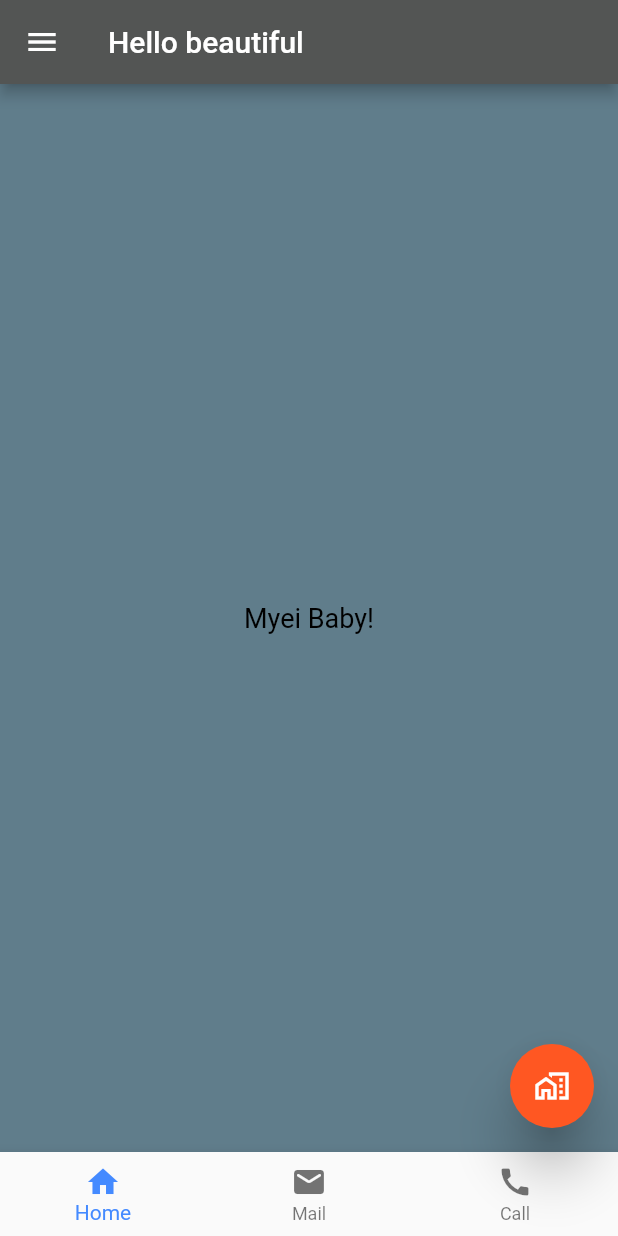
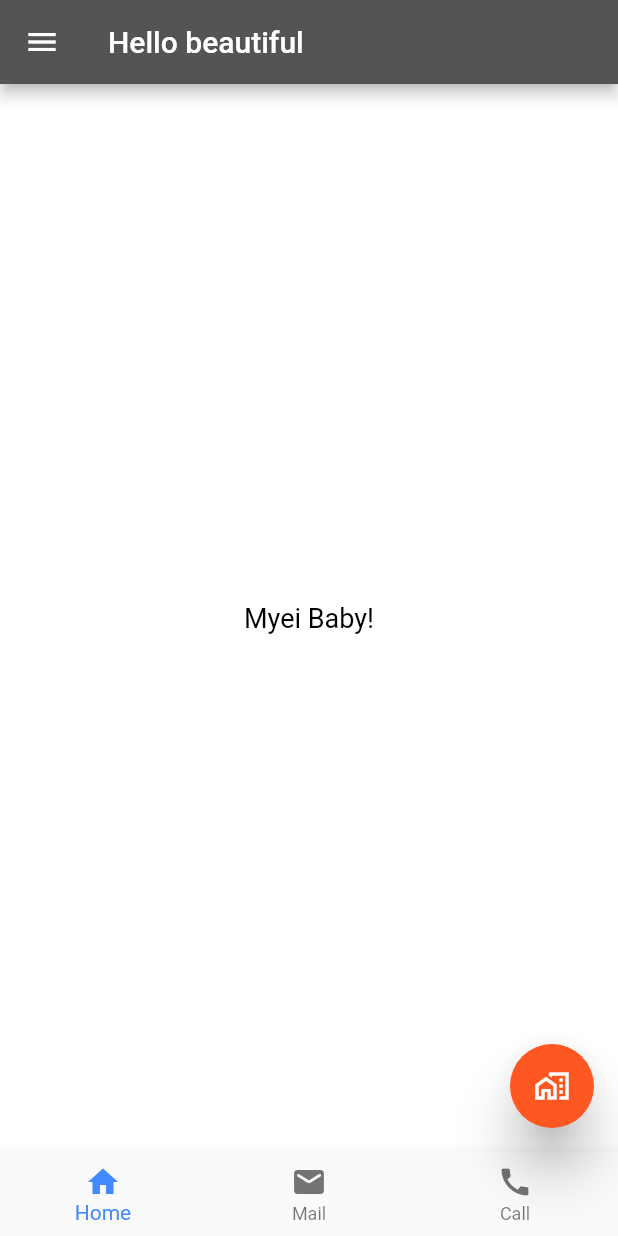
Before and after one commit to Zee-tech-oops/FlutterApp, a Flutter app: the HomePage screen opened directly, on a phone screen of 412 x 824 dp. Run offline on Flutter 3.47's test engine with Material 2 defaults, Android fonts, the phone set to English and light mode, and no system bars; our stand-ins replace google_fonts.

Commit message:
make page more responsive

```diff
--- a/lib/main.dart
+++ b/lib/main.dart
@@ -1,6 +1,7 @@
 import 'package:flutter/material.dart';
 import 'package:flutter_application_2/pages/homePage.dart';
 import 'package:flutter_application_2/pages/loginPage.dart';
+import 'package:flutter_application_2/utils/routes.dart';
 import 'package:google_fonts/google_fonts.dart';
 
 void main() {
@@ -28,7 +29,8 @@ class MyApp extends StatelessWidget {
       initialRoute: "/login",
       routes: {
         "/": ((context) => const HomePage()),
-        "/login":(context) => const LoginPage()
+        MyRouts.loginRout:(context) => const LoginPage(),
+        MyRouts.homeRout:(context) => const HomePage()
       },
 
     );
--- a/lib/pages/homePage.dart
+++ b/lib/pages/homePage.dart
@@ -9,7 +9,7 @@ class HomePage extends StatelessWidget {
       //Properties of Scaffold
 
       //01--> BackGround Color
-      backgroundColor: Colors.blueGrey,
+      backgroundColor: Colors.white,
 
       //02--> AppBar
       appBar: AppBar(
@@ -45,7 +45,7 @@ class HomePage extends StatelessWidget {
           children: const <Widget>[
             DrawerHeader(
               decoration: BoxDecoration(color: Color.fromARGB(255, 68, 63, 65)),
-              child: Text("Hello Pakistan",style: TextStyle(color: Color.fromARGB(255, 255, 255, 255),fontSize: 23),),
+              child: Text("Hello Pakistan",style: TextStyle(color: Colors.white,fontSize: 23),),
             ),
             ListTile(title: Text("Home"),),
             ListTile(title: Text("Search"),)
--- /dev/null
+++ b/lib/utils/routes.dart
@@ -0,0 +1,5 @@
+class MyRouts {
+  static String loginRout = "/login";
+  static String homeRout = "/home";
+
+}
```
Also changed, not shown: lib/pages/loginPage.dart (+20 -3 lines).
